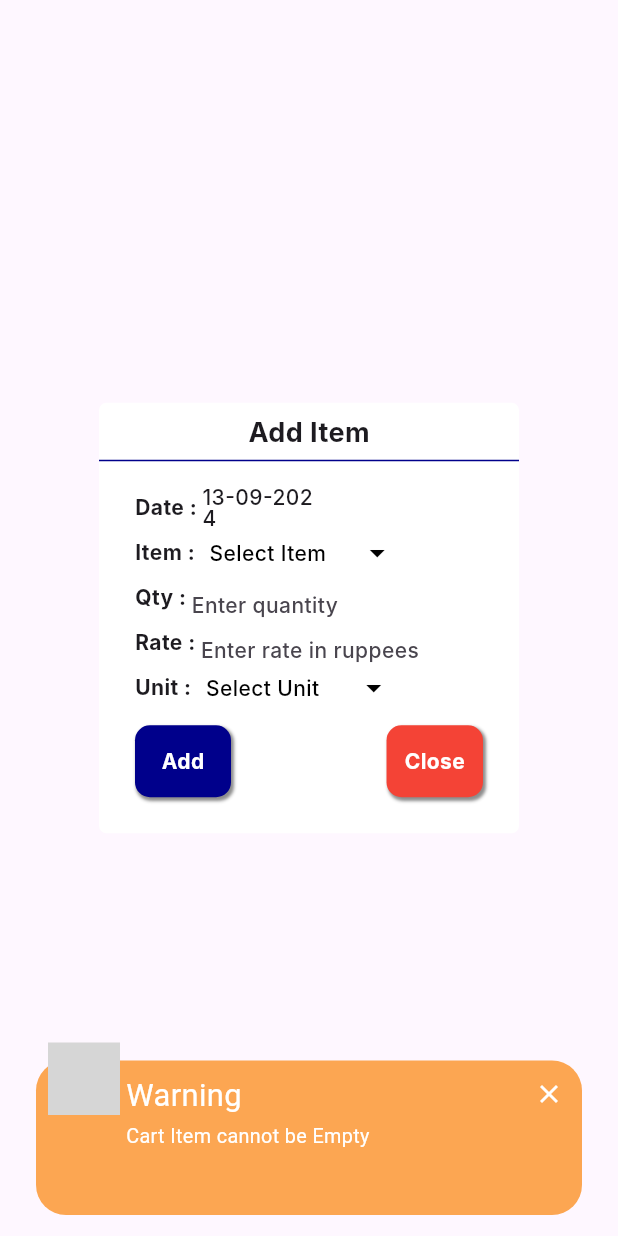
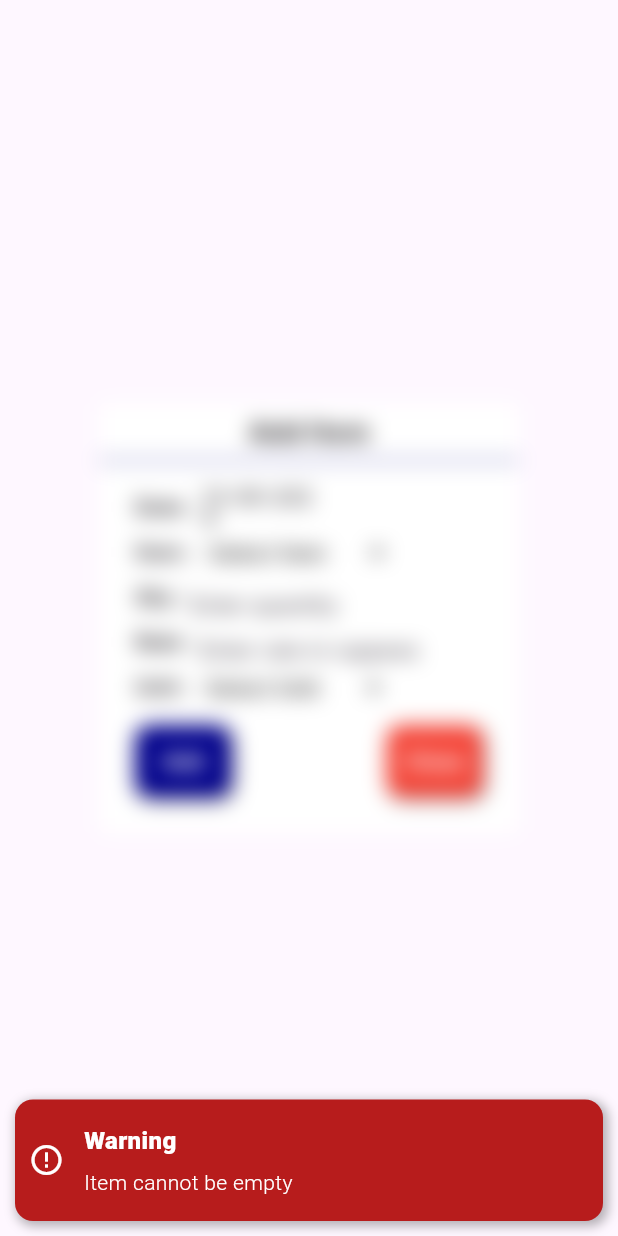
Before and after one commit to Elavarasan-N/GetX, a Flutter app: the AddItem widget shown alone on an empty page, opened directly with empty values, after a tap on "Add", on a phone screen of 412 x 824 dp. Run offline on Flutter 3.47's test engine with Material 3 defaults, Android fonts, the phone set to English and light mode, and no system bars; drawn by our look-alikes of awesome_snackbar_content; our stand-ins replace file_picker, get, pdf; Roboto replaces fonts that are missing (Inter); grey boxes are pictures that could not be loaded.

```diff
--- a/invoice/lib/config/app_colors.dart
+++ b/invoice/lib/config/app_colors.dart
@@ -7,6 +7,7 @@ class AppColors {
   static const Color black = Colors.black;
   static const Color transparent = Colors.transparent;
   static const Color red = Colors.red;
+  static const Color darkRed = Color(0xFFB71C1C);
   static const Color green = Colors.green;
   static PdfColor darkBluePDF = PdfColor.fromHex('#00008B');
 }
--- a/invoice/lib/config/strings.dart
+++ b/invoice/lib/config/strings.dart
@@ -4,8 +4,7 @@ class Strings {
   static const String companyName = 'Company Name';
   static const String address = 'Address';
   static const String pincode = 'Pincode';
-  static const String alchemyTechsolIndiaPvtLtd =
-      'Alchemy Techsol India Pvt. Ltd.';
+  static const String alchemyTechsolIndiaPvtLtd = 'Alchemy Techsol India Pvt. Ltd.';
   static const String woraiyur = 'Woraiyur';
   static const String indianOverseasBank = 'Indian Overseas Bank';
   static const String swethas = 'Swetha S';
@@ -46,4 +45,8 @@ class Strings {
   static const String pdfSavedAt = 'PDF saved at';
   static const String failure = 'Failure';
   static const String pdfSavingDenied = 'PDF Saving Operation Denied';
+  static const String warning = 'Warning';
+  static const String itemCannotBeEmpty = 'Item cannot be empty';
+  static const String quantityMustBeGreaterThanZero = 'Quantity must be greater than zero';
+  static const String rateMustBeGreaterThanZero = 'Rate must be greater than zero';
 }
--- a/invoice/lib/src/pages/home/ui/popup/add_item.dart
+++ b/invoice/lib/src/pages/home/ui/popup/add_item.dart
@@ -1,6 +1,3 @@
-import 'dart:developer';
-
-import 'package:awesome_snackbar_content/awesome_snackbar_content.dart';
 import 'package:flutter/material.dart';
 import 'package:flutter/services.dart';
 import 'package:get/get.dart';
@@ -125,8 +122,7 @@ class AddItem extends StatelessWidget {
                         ),
                       ).toList(),
                       onChanged: (val) {
-                        log(val!);
-                        controller.selectedItem.value = val;
+                        controller.selectedItem.value = val!;
                       },
                     ),
                   ),
@@ -221,8 +217,7 @@ class AddItem extends StatelessWidget {
                       ),
                     ).toList(),
                     onChanged: (val) {
-                      log(val!);
-                      controller.selectedUnit.value = val;
+                      controller.selectedUnit.value = val!;
                     },
                   ),
                 ),
@@ -233,26 +228,12 @@ class AddItem extends StatelessWidget {
           Row(
             mainAxisAlignment: MainAxisAlignment.spaceBetween,
             children: [
-              Container(
-                decoration: BoxDecoration(
-                  borderRadius: BorderRadius.circular(10),
+              buildActionButton(
+                label: isEdit ? Strings.update : Strings.add,
                 color: AppColors.darkBlue,
-                  boxShadow: const [
-                    BoxShadow(
-                      blurRadius: 1.1,
-                      color: Colors.black45,
-                      spreadRadius: 0.5,
-                      offset: Offset(
-                        1.5,
-                        2,
-                      ),
-                    ),
-                  ],
-                ),
-                child: TextButton(
                 onPressed: () {
+                  if (validateInputs()) {
                     if (isEdit) {
-                      if (controller.selectedItem.isNotEmpty) {
                       controller.updateItem(
                         index: index,
                         date: controller.itemDate.value,
@@ -261,16 +242,7 @@ class AddItem extends StatelessWidget {
                         rate: int.tryParse(controller.rate.text) ?? 0,
                         unit: controller.selectedUnit.value,
                       );
-                        Navigator.of(context).pop();
                     } else {
-                        showSnackBar(
-                          title: 'Warning',
-                          message: 'Cart Item cannot be Empty',
-                          contentType: ContentType.warning,
-                        );
-                      }
-                    } else {
-                      if (controller.selectedItem.isNotEmpty) {
                       controller.addItem(
                         date: controller.itemDate.value,
                         item: controller.selectedItem.value,
@@ -278,54 +250,20 @@ class AddItem extends StatelessWidget {
                         rate: int.tryParse(controller.rate.text) ?? 0,
                         unit: controller.selectedUnit.value,
                       );
-                        Navigator.of(context).pop();
-                      } else {
-                        showSnackBar(
-                          title: 'Warning',
-                          message: 'Cart Item cannot be Empty',
-                          contentType: ContentType.warning,
-                        );
                     }
+                    Get.back();
                   }
                 },
-                  child: Text(
-                    isEdit ? Strings.update : Strings.add,
-                    style: globalStyle.text.btn.copyWith(
-                      color: AppColors.white,
               ),
-                  ),
-                ),
-              ),
-              Container(
-                decoration: BoxDecoration(
-                  borderRadius: BorderRadius.circular(10),
+              buildActionButton(
+                label: Strings.close,
                 color: AppColors.red,
-                  boxShadow: const [
-                    BoxShadow(
-                      blurRadius: 1.1,
-                      color: Colors.black45,
-                      spreadRadius: 0.5,
-                      offset: Offset(
-                        1.5,
-                        2,
-                      ),
-                    ),
-                  ],
-                ),
-                child: TextButton(
                 onPressed: () {
                   controller.clearText();
                   controller.selectedUnit.value = '';
                   controller.selectedItem.value = '';
-                    Navigator.of(context).pop();
+                  Get.back();
                 },
-                  child: Text(
-                    Strings.close,
-                    style: globalStyle.text.btn.copyWith(
-                      color: AppColors.white,
-                    ),
-                  ),
-                ),
               ),
             ],
           ),
@@ -333,4 +271,29 @@ class AddItem extends StatelessWidget {
       ),
     );
   }
+
+  bool validateInputs() {
+    if (controller.selectedItem.isEmpty) {
+      getXSnackBar(
+        title: Strings.warning,
+        message: Strings.itemCannotBeEmpty,
+      );
+      return false;
     }
+    if (controller.qty.text.isEmpty || int.tryParse(controller.qty.text) == 0) {
+      getXSnackBar(
+        title: Strings.warning,
+        message: Strings.quantityMustBeGreaterThanZero,
+      );
+      return false;
+    }
+    if (controller.rate.text.isEmpty || int.tryParse(controller.rate.text) == 0) {
+      getXSnackBar(
+        title: Strings.warning,
+        message: Strings.rateMustBeGreaterThanZero,
+      );
+      return false;
+    }
+    return true;
+  }
+}
--- a/invoice/lib/src/util/common_widget.dart
+++ b/invoice/lib/src/util/common_widget.dart
@@ -1,6 +1,8 @@
+import 'package:awesome_snackbar_content/awesome_snackbar_content.dart';
 import 'package:flutter/material.dart';
+import 'package:get/get.dart';
+import 'package:invoice/config/app_colors.dart';
 import 'package:invoice/config/app_sizes.dart';
-import 'package:awesome_snackbar_content/awesome_snackbar_content.dart';
 import 'package:invoice/src/app.dart';
 
 Widget customDialog({
@@ -56,3 +58,63 @@ void showSnackBar({
       ),
     );
 }
+
+void getXSnackBar({
+  required String title,
+  required String message,
+}) {
+  Get.snackbar(
+    title,
+    message,
+    maxWidth: 400.scale,
+    snackPosition: SnackPosition.BOTTOM,
+    backgroundColor: AppColors.darkRed,
+    colorText: AppColors.white,
+    borderRadius: 12.scale,
+    margin: EdgeInsets.all(10.scale),
+    animationDuration: const Duration(milliseconds: 800),
+    duration: const Duration(seconds: 4),
+    forwardAnimationCurve: Curves.easeInOut,
+    reverseAnimationCurve: Curves.easeInOut,
+    snackStyle: SnackStyle.FLOATING,
+    boxShadows: [
+      BoxShadow(
+        color: AppColors.black.withOpacity(0.3),
+        spreadRadius: 1,
+        blurRadius: 6,
+        offset: const Offset(2, 2),
+      ),
+    ],
+    isDismissible: true,
+    dismissDirection: DismissDirection.horizontal,
+    icon: const Icon(Icons.error_outline, color: AppColors.white),
+  );
+}
+
+Widget buildActionButton({
+  required String label,
+  required Color color,
+  required VoidCallback onPressed,
+}) {
+  return Container(
+    decoration: BoxDecoration(
+      borderRadius: BorderRadius.circular(10),
+      color: color,
+      boxShadow: const [
+        BoxShadow(
+          blurRadius: 1.1,
+          color: Colors.black45,
+          spreadRadius: 0.5,
+          offset: Offset(1.5, 2),
+        ),
+      ],
+    ),
+    child: TextButton(
+      onPressed: onPressed,
+      child: Text(
+        label,
+        style: globalStyle.text.btn.copyWith(color: AppColors.white),
+      ),
+    ),
+  );
+}
```
Also changed, not shown: invoice/lib/src/pages/home/application/home_controller.dart (+29 -10 lines), invoice/lib/src/pages/home/ui/home_page.dart (+18 -7 lines), 1 other file. Lines whose indentation alone changed are shown as unchanged.
